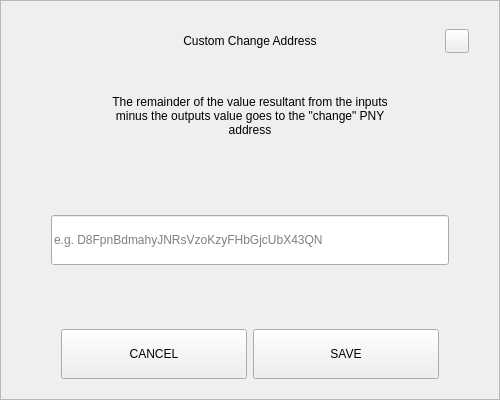
This is src/qt/pivx/forms/sendchangeaddressdialog.ui in decenomy/DSW as Qt 5 draws it before an edit. The edited form follows.
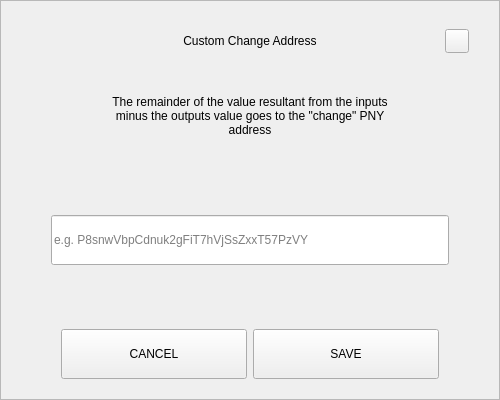
This is the edited form.

```diff
--- a/src/qt/pivx/forms/sendchangeaddressdialog.ui
+++ b/src/qt/pivx/forms/sendchangeaddressdialog.ui
@@ -207,7 +207,7 @@
            </size>
           </property>
           <property name="placeholderText">
-           <string notr="true">e.g. D8FpnBdmahyJNRsVzoKzyFHbGjcUbX43QN</string>
+           <string notr="true">e.g. P8snwVbpCdnuk2gFiT7hVjSsZxxT57PzVY</string>
           </property>
          </widget>
         </item>
```
